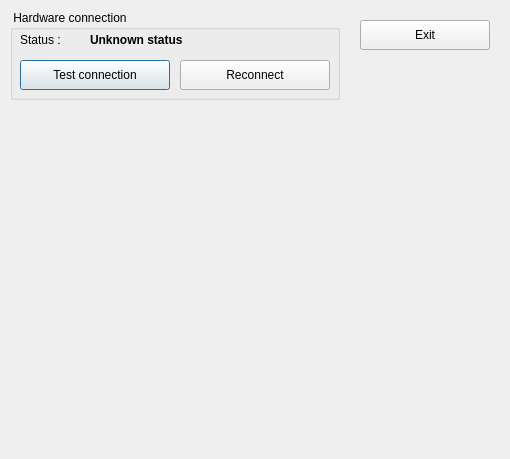
Old version of the form client/dlghardwaretest.ui in the repository tbikfalvi/Belenus.
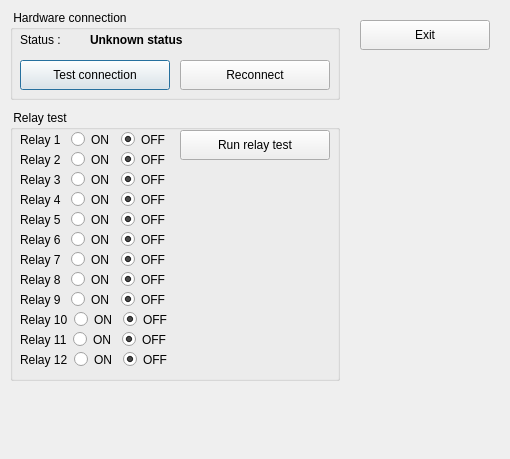
New version of the form.

Patch:
```diff
--- a/client/dlghardwaretest.ui
+++ b/client/dlghardwaretest.ui
@@ -115,6 +115,470 @@
     </size>
    </property>
   </widget>
+  <widget class="QGroupBox" name="gbRelays">
+   <property name="geometry">
+    <rect>
+     <x>10</x>
+     <y>110</y>
+     <width>330</width>
+     <height>271</height>
+    </rect>
+   </property>
+   <property name="title">
+    <string> Relay test </string>
+   </property>
+   <widget class="QPushButton" name="pbRelayRunTest">
+    <property name="geometry">
+     <rect>
+      <x>170</x>
+      <y>20</y>
+      <width>150</width>
+      <height>30</height>
+     </rect>
+    </property>
+    <property name="text">
+     <string>Run relay test</string>
+    </property>
+    <property name="iconSize">
+     <size>
+      <width>20</width>
+      <height>20</height>
+     </size>
+    </property>
+   </widget>
+   <widget class="QWidget" name="">
+    <property name="geometry">
+     <rect>
+      <x>10</x>
+      <y>20</y>
+      <width>150</width>
+      <height>19</height>
+     </rect>
+    </property>
+    <layout class="QHBoxLayout" name="horizontalLayout">
+     <item>
+      <widget class="QLabel" name="lblRelay01">
+       <property name="text">
+        <string>Relay 1</string>
+       </property>
+      </widget>
+     </item>
+     <item>
+      <widget class="QRadioButton" name="rbRelay01_On">
+       <property name="text">
+        <string>ON</string>
+       </property>
+      </widget>
+     </item>
+     <item>
+      <widget class="QRadioButton" name="rbRelay01_Off">
+       <property name="text">
+        <string>OFF</string>
+       </property>
+       <property name="checked">
+        <bool>true</bool>
+       </property>
+      </widget>
+     </item>
+    </layout>
+   </widget>
+   <widget class="QWidget" name="">
+    <property name="geometry">
+     <rect>
+      <x>10</x>
+      <y>40</y>
+      <width>150</width>
+      <height>19</height>
+     </rect>
+    </property>
+    <layout class="QHBoxLayout" name="horizontalLayout_2">
+     <item>
+      <widget class="QLabel" name="lblRelay02">
+       <property name="text">
+        <string>Relay 2</string>
+       </property>
+      </widget>
+     </item>
+     <item>
+      <widget class="QRadioButton" name="rbRelay02_On">
+       <property name="text">
+        <string>ON</string>
+       </property>
+      </widget>
+     </item>
+     <item>
+      <widget class="QRadioButton" name="rbRelay02_Off">
+       <property name="text">
+        <string>OFF</string>
+       </property>
+       <property name="checked">
+        <bool>true</bool>
+       </property>
+      </widget>
+     </item>
+    </layout>
+   </widget>
+   <widget class="QWidget" name="">
+    <property name="geometry">
+     <rect>
+      <x>10</x>
+      <y>60</y>
+      <width>150</width>
+      <height>19</height>
+     </rect>
+    </property>
+    <layout class="QHBoxLayout" name="horizontalLayout_3">
+     <item>
+      <widget class="QLabel" name="lblRelay03">
+       <property name="text">
+        <string>Relay 3</string>
+       </property>
+      </widget>
+     </item>
+     <item>
+      <widget class="QRadioButton" name="rbRelay03_On">
+       <property name="text">
+        <string>ON</string>
+       </property>
+      </widget>
+     </item>
+     <item>
+      <widget class="QRadioButton" name="rbRelay03_Off">
+       <property name="text">
+        <string>OFF</string>
+       </property>
+       <property name="checked">
+        <bool>true</bool>
+       </property>
+      </widget>
+     </item>
+    </layout>
+   </widget>
+   <widget class="QWidget" name="">
+    <property name="geometry">
+     <rect>
+      <x>10</x>
+      <y>80</y>
+      <width>150</width>
+      <height>19</height>
+     </rect>
+    </property>
+    <layout class="QHBoxLayout" name="horizontalLayout_4">
+     <item>
+      <widget class="QLabel" name="lblRelay04">
+       <property name="text">
+        <string>Relay 4</string>
+       </property>
+      </widget>
+     </item>
+     <item>
+      <widget class="QRadioButton" name="rbRelay04_On">
+       <property name="text">
+        <string>ON</string>
+       </property>
+      </widget>
+     </item>
+     <item>
+      <widget class="QRadioButton" name="rbRelay04_Off">
+       <property name="text">
+        <string>OFF</string>
+       </property>
+       <property name="checked">
+        <bool>true</bool>
+       </property>
+      </widget>
+     </item>
+    </layout>
+   </widget>
+   <widget class="QWidget" name="">
+    <property name="geometry">
+     <rect>
+      <x>10</x>
+      <y>100</y>
+      <width>150</width>
+      <height>19</height>
+     </rect>
+    </property>
+    <layout class="QHBoxLayout" name="horizontalLayout_5">
+     <item>
+      <widget class="QLabel" name="lblRelay05">
+       <property name="text">
+        <string>Relay 5</string>
+       </property>
+      </widget>
+     </item>
+     <item>
+      <widget class="QRadioButton" name="rbRelay05_On">
+       <property name="text">
+        <string>ON</string>
+       </property>
+      </widget>
+     </item>
+     <item>
+      <widget class="QRadioButton" name="rbRelay05_Off">
+       <property name="text">
+        <string>OFF</string>
+       </property>
+       <property name="checked">
+        <bool>true</bool>
+       </property>
+      </widget>
+     </item>
+    </layout>
+   </widget>
+   <widget class="QWidget" name="">
+    <property name="geometry">
+     <rect>
+      <x>10</x>
+      <y>120</y>
+      <width>150</width>
+      <height>19</height>
+     </rect>
+    </property>
+    <layout class="QHBoxLayout" name="horizontalLayout_6">
+     <item>
+      <widget class="QLabel" name="lblRelay06">
+       <property name="text">
+        <string>Relay 6</string>
+       </property>
+      </widget>
+     </item>
+     <item>
+      <widget class="QRadioButton" name="rbRelay06_On">
+       <property name="text">
+        <string>ON</string>
+       </property>
+      </widget>
+     </item>
+     <item>
+      <widget class="QRadioButton" name="rbRelay06_Off">
+       <property name="text">
+        <string>OFF</string>
+       </property>
+       <property name="checked">
+        <bool>true</bool>
+       </property>
+      </widget>
+     </item>
+    </layout>
+   </widget>
+   <widget class="QWidget" name="">
+    <property name="geometry">
+     <rect>
+      <x>10</x>
+      <y>140</y>
+      <width>150</width>
+      <height>19</height>
+     </rect>
+    </property>
+    <layout class="QHBoxLayout" name="horizontalLayout_7">
+     <item>
+      <widget class="QLabel" name="lblRelay07">
+       <property name="text">
+        <string>Relay 7</string>
+       </property>
+      </widget>
+     </item>
+     <item>
+      <widget class="QRadioButton" name="rbRelay07_On">
+       <property name="text">
+        <string>ON</string>
+       </property>
+      </widget>
+     </item>
+     <item>
+      <widget class="QRadioButton" name="rbRelay07_Off">
+       <property name="text">
+        <string>OFF</string>
+       </property>
+       <property name="checked">
+        <bool>true</bool>
+       </property>
+      </widget>
+     </item>
+    </layout>
+   </widget>
+   <widget class="QWidget" name="">
+    <property name="geometry">
+     <rect>
+      <x>10</x>
+      <y>160</y>
+      <width>150</width>
+      <height>19</height>
+     </rect>
+    </property>
+    <layout class="QHBoxLayout" name="horizontalLayout_8">
+     <item>
+      <widget class="QLabel" name="lblRelay08">
+       <property name="text">
+        <string>Relay 8</string>
+       </property>
+      </widget>
+     </item>
+     <item>
+      <widget class="QRadioButton" name="rbRelay08_on">
+       <property name="text">
+        <string>ON</string>
+       </property>
+      </widget>
+     </item>
+     <item>
+      <widget class="QRadioButton" name="rbRelay08_Off">
+       <property name="text">
+        <string>OFF</string>
+       </property>
+       <property name="checked">
+        <bool>true</bool>
+       </property>
+      </widget>
+     </item>
+    </layout>
+   </widget>
+   <widget class="QWidget" name="">
+    <property name="geometry">
+     <rect>
+      <x>10</x>
+      <y>180</y>
+      <width>150</width>
+      <height>19</height>
+     </rect>
+    </property>
+    <layout class="QHBoxLayout" name="horizontalLayout_9">
+     <item>
+      <widget class="QLabel" name="lblRelay09">
+       <property name="text">
+        <string>Relay 9</string>
+       </property>
+      </widget>
+     </item>
+     <item>
+      <widget class="QRadioButton" name="rbRelay09_on">
+       <property name="text">
+        <string>ON</string>
+       </property>
+      </widget>
+     </item>
+     <item>
+      <widget class="QRadioButton" name="rbRelay09_Off">
+       <property name="text">
+        <string>OFF</string>
+       </property>
+       <property name="checked">
+        <bool>true</bool>
+       </property>
+      </widget>
+     </item>
+    </layout>
+   </widget>
+   <widget class="QWidget" name="">
+    <property name="geometry">
+     <rect>
+      <x>10</x>
+      <y>200</y>
+      <width>150</width>
+      <height>19</height>
+     </rect>
+    </property>
+    <layout class="QHBoxLayout" name="horizontalLayout_10">
+     <item>
+      <widget class="QLabel" name="lblRelay10_on">
+       <property name="text">
+        <string>Relay 10</string>
+       </property>
+      </widget>
+     </item>
+     <item>
+      <widget class="QRadioButton" name="rbRelay10_On">
+       <property name="text">
+        <string>ON</string>
+       </property>
+      </widget>
+     </item>
+     <item>
+      <widget class="QRadioButton" name="rbRelay10_Off">
+       <property name="text">
+        <string>OFF</string>
+       </property>
+       <property name="checked">
+        <bool>true</bool>
+       </property>
+      </widget>
+     </item>
+    </layout>
+   </widget>
+   <widget class="QWidget" name="">
+    <property name="geometry">
+     <rect>
+      <x>10</x>
+      <y>220</y>
+      <width>150</width>
+      <height>19</height>
+     </rect>
+    </property>
+    <layout class="QHBoxLayout" name="horizontalLayout_11">
+     <item>
+      <widget class="QLabel" name="lblRelay11">
+       <property name="text">
+        <string>Relay 11</string>
+       </property>
+      </widget>
+     </item>
+     <item>
+      <widget class="QRadioButton" name="rbRelay11_on">
+       <property name="text">
+        <string>ON</string>
+       </property>
+      </widget>
+     </item>
+     <item>
+      <widget class="QRadioButton" name="rbRelay11_Off">
+       <property name="text">
+        <string>OFF</string>
+       </property>
+       <property name="checked">
+        <bool>true</bool>
+       </property>
+      </widget>
+     </item>
+    </layout>
+   </widget>
+   <widget class="QWidget" name="">
+    <property name="geometry">
+     <rect>
+      <x>10</x>
+      <y>240</y>
+      <width>150</width>
+      <height>19</height>
+     </rect>
+    </property>
+    <layout class="QHBoxLayout" name="horizontalLayout_12">
+     <item>
+      <widget class="QLabel" name="lblRelay12">
+       <property name="text">
+        <string>Relay 12</string>
+       </property>
+      </widget>
+     </item>
+     <item>
+      <widget class="QRadioButton" name="rbRelay12_on">
+       <property name="text">
+        <string>ON</string>
+       </property>
+      </widget>
+     </item>
+     <item>
+      <widget class="QRadioButton" name="rbRelay12_Off">
+       <property name="text">
+        <string>OFF</string>
+       </property>
+       <property name="checked">
+        <bool>true</bool>
+       </property>
+      </widget>
+     </item>
+    </layout>
+   </widget>
+  </widget>
  </widget>
  <resources/>
  <connections/>
```
Left out of the diff: 24 changed lines with no effect on the pictures.
